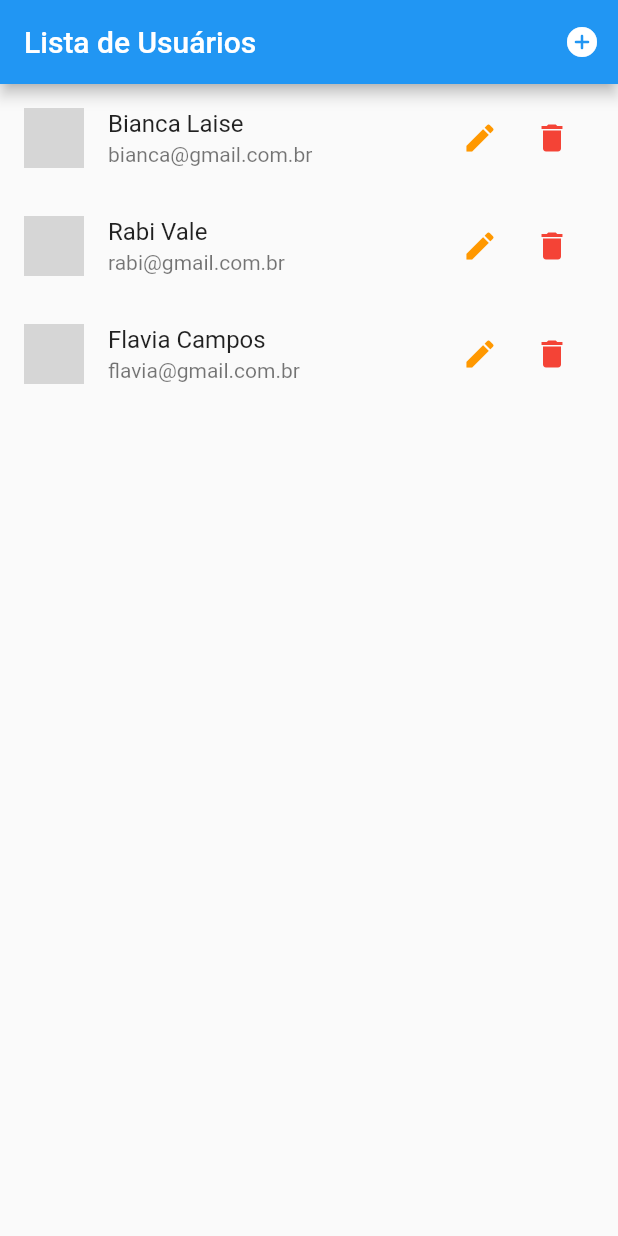
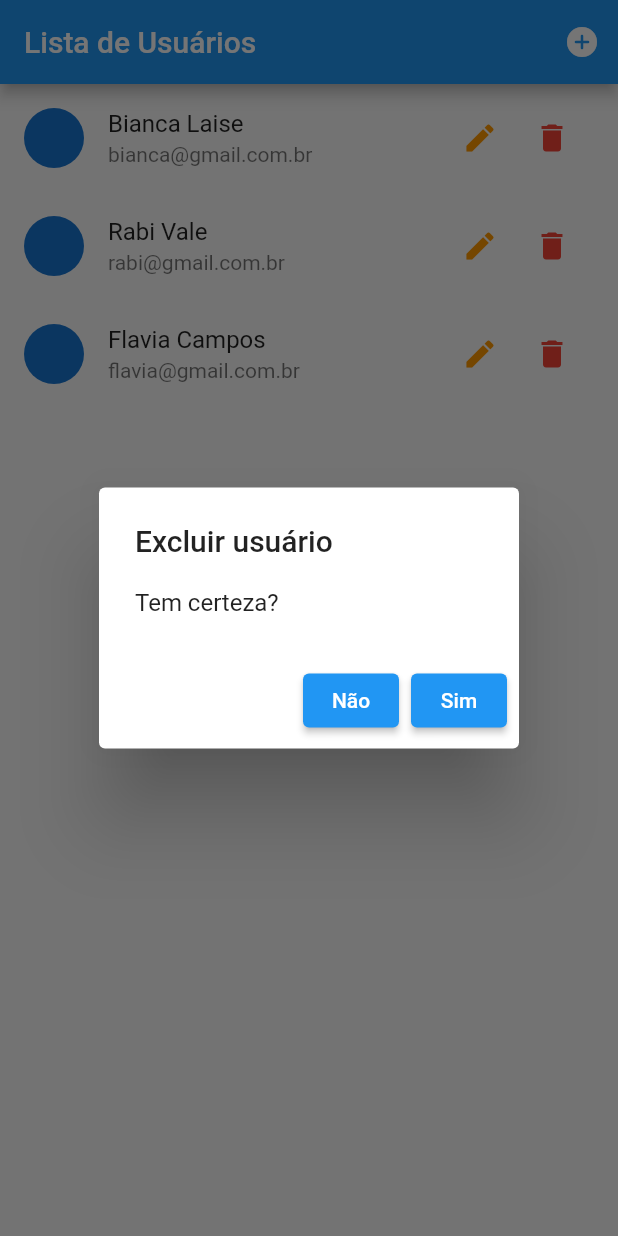
Before and after one commit to biancamdros/ListaDeUsuarios, a Flutter app: the screen it shows after launch, after a tap on the "delete" icon, on a phone screen of 412 x 824 dp. Run offline on Flutter 3.47's test engine with Material 2 defaults, Android fonts, the phone set to English and light mode, and no system bars; network calls fail; grey boxes are pictures that could not be loaded.

Commit message:
Melhorias no código

```diff
--- a/lib/components/user_tile.dart
+++ b/lib/components/user_tile.dart
@@ -1,5 +1,7 @@
 import 'package:flutter/material.dart';
 import 'package:listadeusuario/models/user.dart';
+import 'package:listadeusuario/provider/users.dart';
+import 'package:provider/provider.dart';
 
 class UserTile extends StatelessWidget {
   final User user;
@@ -8,7 +10,11 @@
   @override
   Widget build(BuildContext context) {
     final avatar = user.avatarUrl == null || user.avatarUrl.isEmpty
-        ? CircleAvatar(child: Icon(Icons.person, color: Colors.white,))
+        ? CircleAvatar(
+            child: Icon(
+            Icons.person,
+            color: Colors.white,
+          ))
         : CircleAvatar(backgroundImage: NetworkImage(user.avatarUrl));
     return ListTile(
       leading: avatar,
@@ -17,19 +23,44 @@
       trailing: Container(
         width: 100,
         child: Row(
-          children:<Widget> [
+          children: <Widget>[
             IconButton(
               color: Colors.orange,
-              onPressed: (){},
+              onPressed: () {},
               icon: Icon(Icons.edit),
             ),
             IconButton(
               color: Colors.red,
-              onPressed: (){},
+              onPressed: () {
+                showDialog(
+                    context: context,
+                    builder: (context) => AlertDialog(
+                          title: Text('Excluir usuário'),
+                          content: Text('Tem certeza?'),
+                          actions: <Widget>[
+                            ElevatedButton(
+                              child: Text('Não'),
+                              onPressed: () {
+                                Navigator.of(context).pop();
+                              },
+                            ),
+                            ElevatedButton(
+                              child: Text('Sim'),
+                              onPressed: () => Navigator.of(context).pop(true),
+                            ),
+                          ],
+                        )).then((confirmed) => {
+                      if (confirmed)
+                        {
+                          Provider.of<Users>(context, listen: false).remove(user),
+                        }
+                    });
+              },
               icon: Icon(Icons.delete),
             ),
           ],
         ),
-      ),);
+      ),
+    );
   }
 }
```
